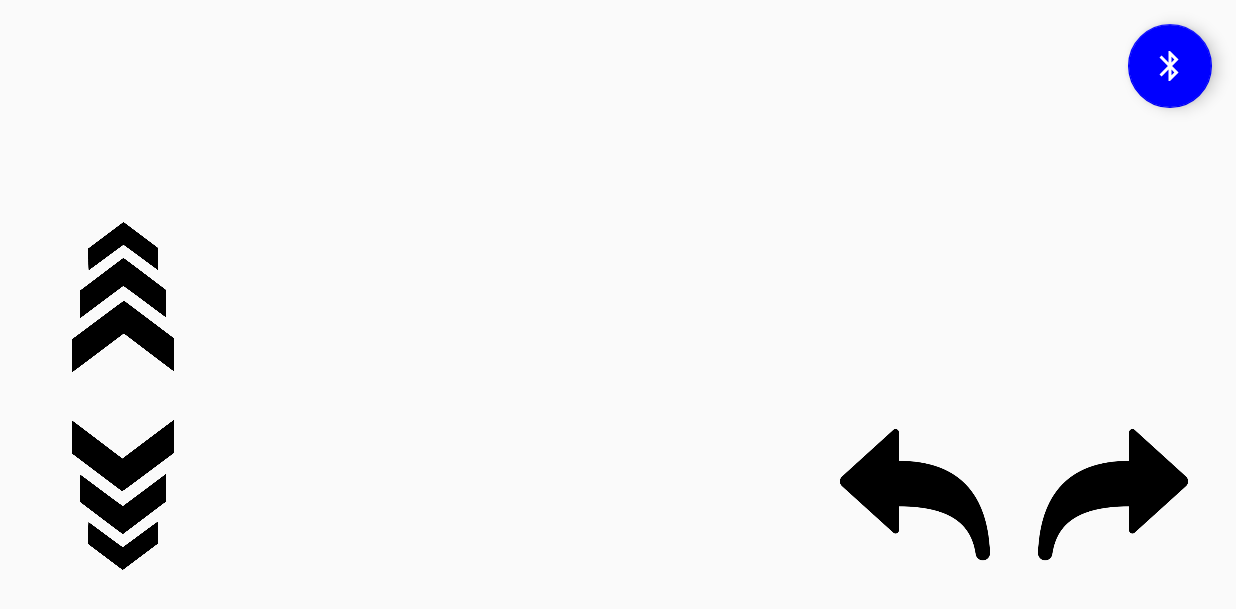
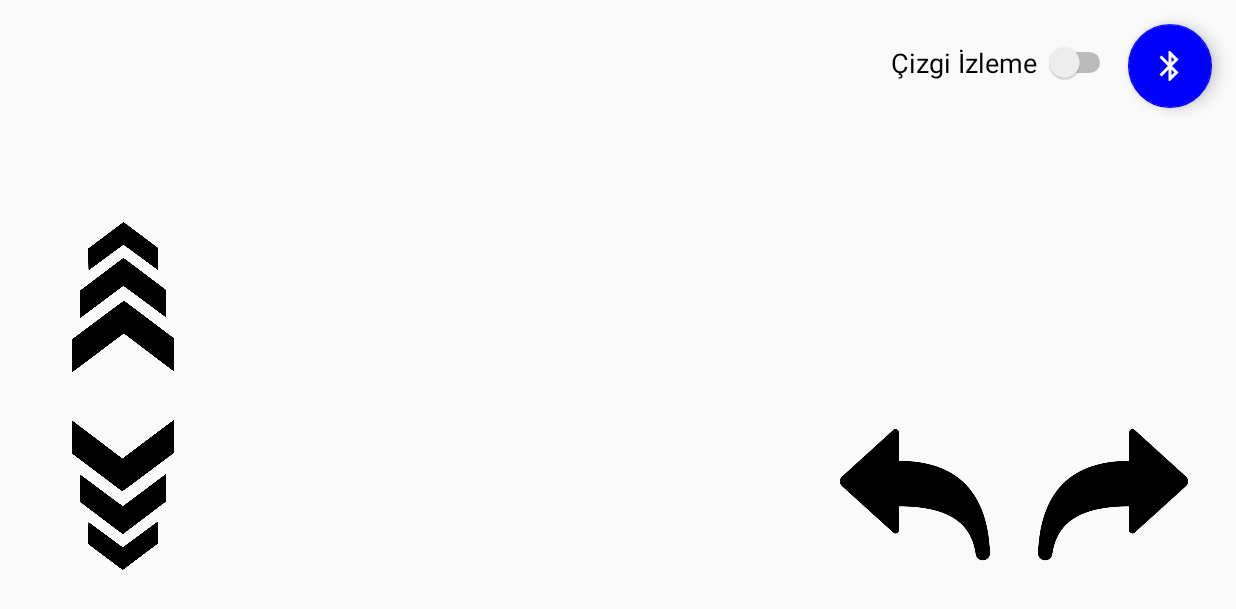
Before and after one commit to mertcansegmen/CizgiIzleyenArabaBluetoothKumanda, an Android app: the screen it shows after launch (MainActivity), on a phone screen of 824 x 412 dp (held sideways). Shown: the top 609 px of the screen. Run offline under Robolectric (Android 15) with nearby library versions, the phone set to English and light mode, and no system bars.

Commit message:
Switch ile uzaktan kumandalı moddan otonom çizgi izleme moduna geçiş eklendi

```diff
--- a/app/src/main/java/com/mertcansegmen/cizgiizleyenarababluetoothkumanda/MainActivity.java
+++ b/app/src/main/java/com/mertcansegmen/cizgiizleyenarababluetoothkumanda/MainActivity.java
@@ -14,7 +14,9 @@ import android.os.Bundle;
 import android.util.Log;
 import android.view.MotionEvent;
 import android.view.View;
+import android.widget.CompoundButton;
 import android.widget.ImageButton;
+import android.widget.Switch;
 import android.widget.Toast;
 
 import java.io.IOException;
@@ -29,6 +31,8 @@ public class MainActivity extends AppCompatActivity {
     ImageButton geriButon;
     ImageButton sagButon;
     ImageButton solButon;
+
+    Switch cizgiIzlemeSwitch;
 
 
     private final String BLUETOOTH_MODUL_ADRESI = "00:18:E4:40:00:06";
@@ -51,6 +55,7 @@ public class MainActivity extends AppCompatActivity {
         geriButon = findViewById(R.id.btn_geri);
         sagButon = findViewById(R.id.btn_sag);
         solButon = findViewById(R.id.btn_sol);
+        cizgiIzlemeSwitch = findViewById(R.id.switch1);
 
         yon = "9";
 
@@ -199,6 +204,16 @@ public class MainActivity extends AppCompatActivity {
                 return false;
             }
         });
+
+        cizgiIzlemeSwitch.setOnCheckedChangeListener(new CompoundButton.OnCheckedChangeListener() {
+            @Override
+            public void onCheckedChanged(CompoundButton buttonView, boolean isChecked) {
+                if(isChecked)
+                    veriGonder("a");
+                if(!isChecked)
+                    veriGonder("d");
+            }
+        });
     }
 
     private void veriGonder(String veri){
--- a/app/src/main/res/layout/activity_main.xml
+++ b/app/src/main/res/layout/activity_main.xml
@@ -77,5 +77,16 @@
         app:layout_constraintEnd_toEndOf="parent"
         app:layout_constraintTop_toTopOf="parent" />
 
+    <Switch
+        android:id="@+id/switch1"
+        android:layout_width="wrap_content"
+        android:layout_height="wrap_content"
+        android:layout_marginTop="12dp"
+        android:layout_marginEnd="8dp"
+        android:text="Çizgi İzleme "
+        android:textSize="18sp"
+        app:layout_constraintEnd_toStartOf="@+id/btn_bluetooth"
+        app:layout_constraintTop_toTopOf="@+id/btn_bluetooth" />
+
 
 </android.support.constraint.ConstraintLayout>
```
